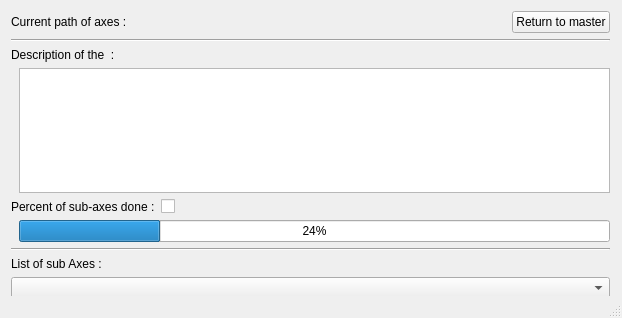
Qt form mainwindow.ui (Far4X/QTSM) before a commit.
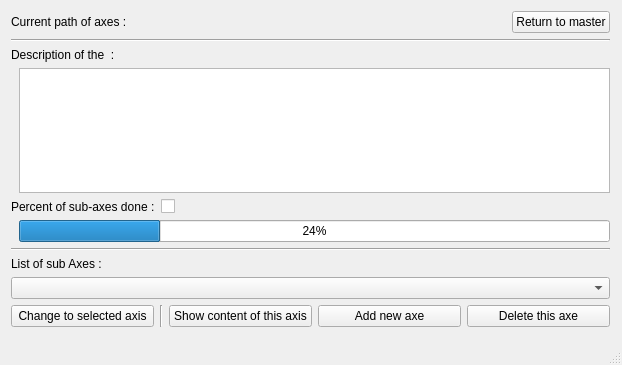
The same form after that commit.

Commit message: First release. It seems that the project works./HelloWorld I need to do some test on others machines, and put it to Windows

```diff
--- a/mainwindow.ui
+++ b/mainwindow.ui
@@ -7,7 +7,7 @@
     <x>0</x>
     <y>0</y>
     <width>622</width>
-    <height>318</height>
+    <height>365</height>
    </rect>
   </property>
   <property name="sizePolicy">
```
The commit also changes 5 other files.
